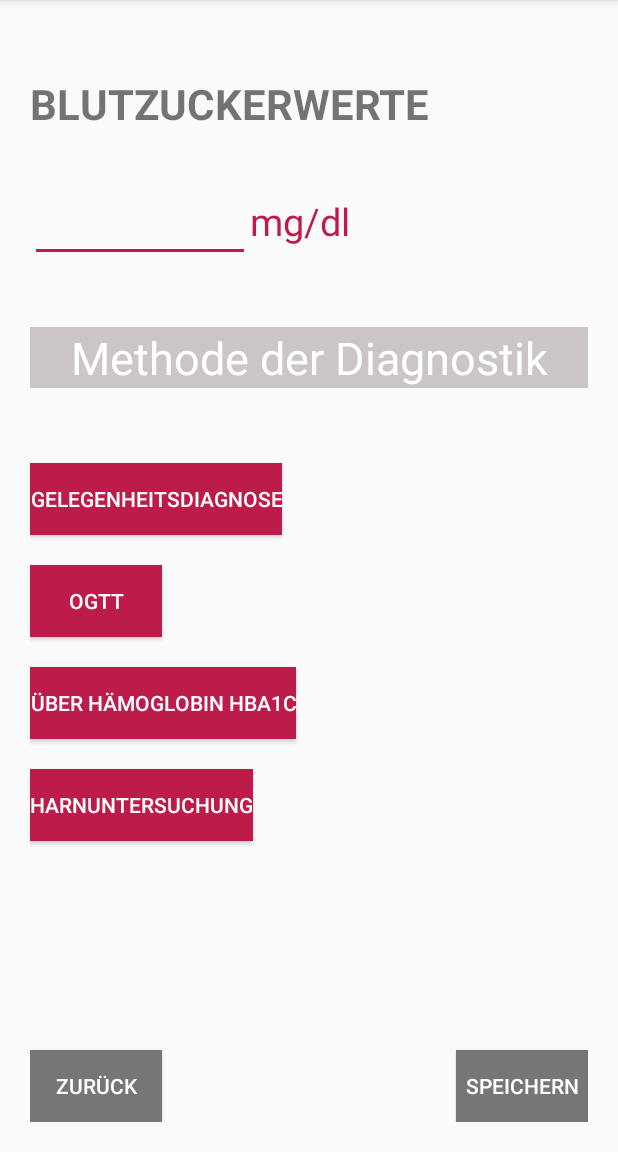
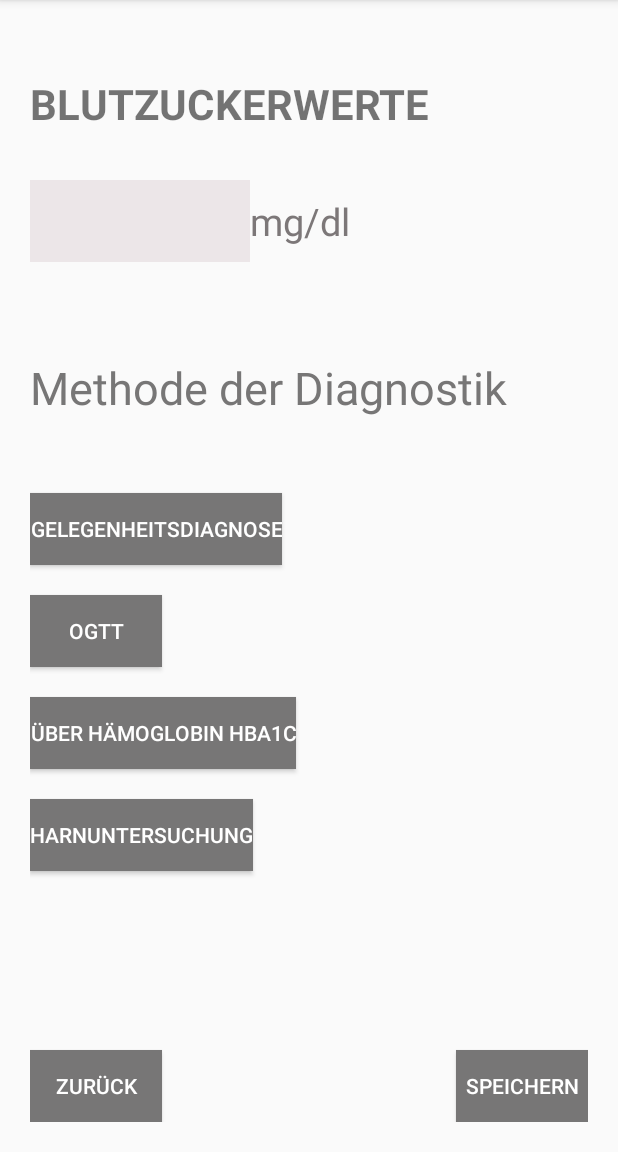
Before and after one commit to knesslau17/App, an Android app: the BlutzuckerActivity screen opened directly, with no data from a screen before it, on a phone screen of 412 x 824 dp, the part 84-1236 px from its top. Run offline under Robolectric (Android 15) with nearby library versions, the phone set to English and light mode, and no system bars.

Commit message:
Fortsetzung Blutzuckerlayout

```diff
--- a/app/src/main/res/layout/activity_bz.xml
+++ b/app/src/main/res/layout/activity_bz.xml
@@ -38,15 +38,15 @@
         android:textStyle="bold" />
 
     <TextView
-        android:id="@+id/bar"
+        android:id="@+id/headerMethods"
         android:layout_width="match_parent"
         android:layout_height="wrap_content"
         android:layout_below="@+id/headerBloodsugar"
-        android:layout_marginTop="130dp"
-        android:background="#CCC5C5"
-        android:gravity="top|center_horizontal"
+        android:layout_marginTop="150dp"
+
+
         android:text="Methode der Diagnostik"
-        android:textColor="#FFFFFF"
+        android:textColor="#777676"
         android:textSize="30sp" />
 
     <EditText
@@ -56,9 +56,10 @@
         android:layout_height="wrap_content"
         android:layout_marginTop="100dp"
 
+        android:background="#DFDADA"
 
-        android:background="?attr/editTextBackground"
-        android:backgroundTint="#BD1C4A"
+
+        android:backgroundTint="#ECE6E8"
 
         android:ems="5"
         android:inputType="numberDecimal"
@@ -79,17 +80,17 @@
         android:paddingTop="10dp"
         android:paddingBottom="10dp"
         android:text="mg/dl"
-        android:textColor="#BD1C4A"
+        android:textColor="#7C7778"
         android:textSize="25sp" />
 
     <Button
         android:id="@+id/buttonDiagnosis1"
         android:layout_width="wrap_content"
         android:layout_height="wrap_content"
-        android:layout_below="@+id/bar"
+        android:layout_below="@+id/headerMethods"
         android:layout_marginTop="50dp"
 
-        android:background="#BD1C4A"
+        android:background="#777676"
         android:text="Gelegenheitsdiagnose"
         android:textColor="#FFFFFF" />
 
@@ -100,7 +101,7 @@
         android:layout_below="@+id/buttonDiagnosis1"
         android:layout_marginTop="20dp"
 
-        android:background="#BD1C4A"
+        android:background="#777676"
         android:text="oGTT"
         android:textColor="#FFFFFF" />
 
@@ -111,7 +112,7 @@
         android:layout_below="@+id/buttonDiagnosis2"
         android:layout_marginTop="20dp"
 
-        android:background="#BD1C4A"
+        android:background="#777676"
         android:text="über Hämoglobin HbA1c"
         android:textColor="#FFFFFF" />
 
@@ -122,7 +123,7 @@
         android:layout_below="@+id/buttonDiagnosis3"
         android:layout_marginTop="20dp"
 
-        android:background="#BD1C4A"
+        android:background="#777676"
         android:text="Harnuntersuchung"
         android:textColor="#FFFFFF" />
 
```
